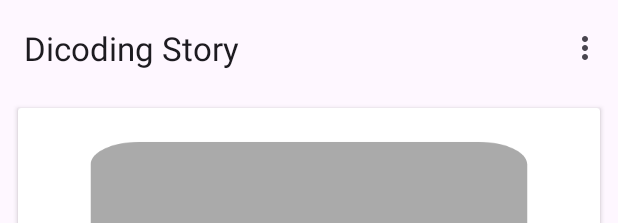
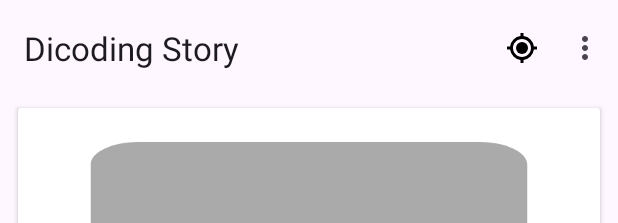
Before and after one commit to mizzy-123/story-app, an Android app: the layout activity_story.xml on its own in the app's theme, with its tools: preview values and no code run, on a phone screen of 412 x 824 dp. Shown: the top 223 px of the screen. Run offline under Robolectric (Android 15) with nearby library versions, the phone set to English and light mode, and no system bars; network calls fail.

```diff
--- a/app/build.gradle.kts
+++ b/app/build.gradle.kts
@@ -3,6 +3,7 @@ plugins {
     alias(libs.plugins.jetbrainsKotlinAndroid)
     id("kotlin-parcelize")
     alias(libs.plugins.devtoolsKsp)
+    alias(libs.plugins.googleAndroidLibrariesMapsplatformSecretsGradlePlugin)
 }
 
 android {
@@ -49,6 +50,7 @@ dependencies {
     implementation(libs.material)
     implementation(libs.androidx.activity)
     implementation(libs.androidx.constraintlayout)
+    implementation(libs.play.services.maps)
     testImplementation(libs.junit)
     testImplementation(libs.robolectric)
     androidTestImplementation(libs.androidx.junit)
@@ -92,4 +94,7 @@ dependencies {
     // Paging
     implementation(libs.androidx.paging.runtime.ktx)
     implementation(libs.androidx.room.paging)
+
+    //Swipe refresh
+    implementation(libs.androidx.swiperefreshlayout)
 }
--- a/app/src/main/java/com/bangkit/storyapp/api/ApiService.kt
+++ b/app/src/main/java/com/bangkit/storyapp/api/ApiService.kt
@@ -53,7 +53,7 @@ interface ApiService {
     ): Call<PostStoriesResponse>
 
     @GET("stories")
-    fun getStories(@Header("Authorization") token: String): Call<GetStoriesResponse>
+    fun getStories(@Header("Authorization") token: String, @Query("location") location : Int = 1): Call<GetStoriesResponse>
 
     @GET("stories/{id}")
     fun getDetailStory(@Header("Authorization") token: String, @Path("id") id: String): Call<GetDetailStoryResponse>
@@ -62,8 +62,8 @@ interface ApiService {
     fun postStoriesGuest(
         @Path("description") description: String,
         @Part photo: MultipartBody.Part?,
-        @Path("lat") lat: Float? = null,
-        @Path("lon") lon: Float? = null
+        @Path("lat") lat: Double? = null,
+        @Path("lon") lon: Double? = null
     ): Call<PostStoriesResponse>
 
     @GET("stories")
--- a/app/src/main/java/com/bangkit/storyapp/data/model/response/GetStoriesResponse.kt
+++ b/app/src/main/java/com/bangkit/storyapp/data/model/response/GetStoriesResponse.kt
@@ -17,6 +17,6 @@ data class ListStory(
     val description: String,
     val photoUrl: String,
     val createdAt: String,
-    val lat: Float?,
-    val lon: Float?
+    val lat: Double?,
+    val lon: Double?
 )
--- a/app/src/main/java/com/bangkit/storyapp/ui/activities/AddStoryActivity.kt
+++ b/app/src/main/java/com/bangkit/storyapp/ui/activities/AddStoryActivity.kt
@@ -3,6 +3,7 @@ package com.bangkit.storyapp.ui.activities
 import android.annotation.SuppressLint
 import android.app.Instrumentation.ActivityResult
 import android.content.Context
+import android.content.Intent
 import android.graphics.Color
 import android.net.Uri
 import android.os.Bundle
@@ -72,7 +73,9 @@ class AddStoryActivity : AppCompatActivity() {
 
         storyViewModel.isStoriesCreated.observe(this){
             if (it){
-                finish()
+                val intent = Intent(this@AddStoryActivity, StoryActivity::class.java)
+                intent.flags = Intent.FLAG_ACTIVITY_NEW_TASK or Intent.FLAG_ACTIVITY_CLEAR_TASK
+                startActivity(intent)
             }
         }
     }
--- /dev/null
+++ b/app/src/main/res/drawable/icon_location.xml
@@ -0,0 +1,12 @@
+<vector xmlns:android="http://schemas.android.com/apk/res/android"
+    android:width="24dp"
+    android:height="24dp"
+    android:viewportWidth="24"
+    android:viewportHeight="24">
+  <path
+      android:fillColor="#FF000000"
+      android:pathData="M12,12m-4,0a4,4 0,1 1,8 0a4,4 0,1 1,-8 0"/>
+  <path
+      android:fillColor="#FF000000"
+      android:pathData="M13,4.069V2h-2v2.069A8.01,8.01 0,0 0,4.069 11H2v2h2.069A8.008,8.008 0,0 0,11 19.931V22h2v-2.069A8.007,8.007 0,0 0,19.931 13H22v-2h-2.069A8.008,8.008 0,0 0,13 4.069zM12,18c-3.309,0 -6,-2.691 -6,-6s2.691,-6 6,-6 6,2.691 6,6 -2.691,6 -6,6z"/>
+</vector>
--- a/app/src/main/res/layout/activity_story.xml
+++ b/app/src/main/res/layout/activity_story.xml
@@ -24,6 +24,10 @@
                 app:menu="@menu/menu_story"/>
         </com.google.android.material.appbar.AppBarLayout>
 
+        <androidx.swiperefreshlayout.widget.SwipeRefreshLayout
+            android:layout_width="match_parent"
+            android:layout_height="match_parent"
+            android:id="@+id/swipe">
             <FrameLayout
                 android:layout_width="match_parent"
                 android:layout_height="match_parent">
@@ -77,6 +81,8 @@
                 </androidx.constraintlayout.widget.ConstraintLayout>
 
             </FrameLayout>
+        </androidx.swiperefreshlayout.widget.SwipeRefreshLayout>
+
 
     </LinearLayout>
 
--- a/app/src/main/res/menu/menu_story.xml
+++ b/app/src/main/res/menu/menu_story.xml
@@ -2,6 +2,11 @@
 <menu xmlns:android="http://schemas.android.com/apk/res/android"
     xmlns:app="http://schemas.android.com/apk/res-auto">
     <group android:menuCategory="container">
+        <item
+            android:id="@+id/location"
+            android:title="@string/location"
+            android:icon="@drawable/icon_location"
+            app:showAsAction="ifRoom"/>
         <item
             android:id="@+id/logout"
             android:title="@string/log_out"
--- a/app/src/main/res/values/strings.xml
+++ b/app/src/main/res/values/strings.xml
@@ -25,4 +25,6 @@
     <string name="alert_failure">Failure: %1$s</string>
     <string name="invalid_email_error">Invalid email address</string>
     <string name="retry">Coba Lagi</string>
+    <string name="title_activity_maps">MapsActivity</string>
+    <string name="location">Location</string>
 </resources>
--- a/build.gradle.kts
+++ b/build.gradle.kts
@@ -3,4 +3,5 @@ plugins {
     alias(libs.plugins.androidApplication) apply false
     alias(libs.plugins.jetbrainsKotlinAndroid) apply false
     alias(libs.plugins.devtoolsKsp) apply false
+    alias(libs.plugins.googleAndroidLibrariesMapsplatformSecretsGradlePlugin) apply false
 }
--- a/gradle/libs.versions.toml
+++ b/gradle/libs.versions.toml
@@ -24,6 +24,9 @@ activity = "1.8.0"
 constraintlayout = "2.1.4"
 retrofit = "2.9.0"
 ksp = "1.9.23-1.0.19"
+googleAndroidLibrariesMapsplatformSecretsGradlePlugin = "2.0.1"
+playServicesMaps = "18.2.0"
+swiperefreshlayout = "1.1.0"
 
 [libraries]
 androidx-core-ktx = { group = "androidx.core", name = "core-ktx", version.ref = "coreKtx" }
@@ -36,6 +39,7 @@ androidx-room-compiler = { module = "androidx.room:room-compiler", version.ref =
 androidx-room-ktx = { module = "androidx.room:room-ktx", version.ref = "roomKtx" }
 androidx-room-paging = { module = "androidx.room:room-paging", version.ref = "roomKtx" }
 androidx-room-runtime = { module = "androidx.room:room-runtime", version.ref = "roomRuntime" }
+androidx-swiperefreshlayout = { module = "androidx.swiperefreshlayout:swiperefreshlayout", version.ref = "swiperefreshlayout" }
 converter-gson = { module = "com.squareup.retrofit2:converter-gson", version.ref = "retrofit" }
 glide = { module = "com.github.bumptech.glide:glide", version.ref = "glide" }
 junit = { group = "junit", name = "junit", version.ref = "junit" }
@@ -51,8 +55,10 @@ material = { group = "com.google.android.material", name = "material", version.r
 androidx-activity = { group = "androidx.activity", name = "activity", version.ref = "activity" }
 androidx-constraintlayout = { group = "androidx.constraintlayout", name = "constraintlayout", version.ref = "constraintlayout" }
 retrofit = { module = "com.squareup.retrofit2:retrofit", version.ref = "retrofit" }
+play-services-maps = { group = "com.google.android.gms", name = "play-services-maps", version.ref = "playServicesMaps" }
 
 [plugins]
 androidApplication = { id = "com.android.application", version.ref = "agp" }
 jetbrainsKotlinAndroid = { id = "org.jetbrains.kotlin.android", version.ref = "kotlin" }
 devtoolsKsp = { id = "com.google.devtools.ksp", version.ref = "ksp" }
+googleAndroidLibrariesMapsplatformSecretsGradlePlugin = { id = "com.google.android.libraries.mapsplatform.secrets-gradle-plugin", version.ref = "googleAndroidLibrariesMapsplatformSecretsGradlePlugin" }
```
Also changed, not shown: app/src/main/AndroidManifest.xml (+31 -8 lines), app/src/main/java/com/bangkit/storyapp/ui/activities/MapsActivity.kt (added, +130 -0 lines), app/src/main/java/com/bangkit/storyapp/ui/activities/StoryActivity.kt (+35 -27 lines), app/src/main/java/com/bangkit/storyapp/ui/adapter/CardStoryListPagingAdapter.kt (+19 -0 lines), app/src/main/res/layout/activity_maps.xml (added, +9 -0 lines). Lines whose indentation alone changed are shown as unchanged.
